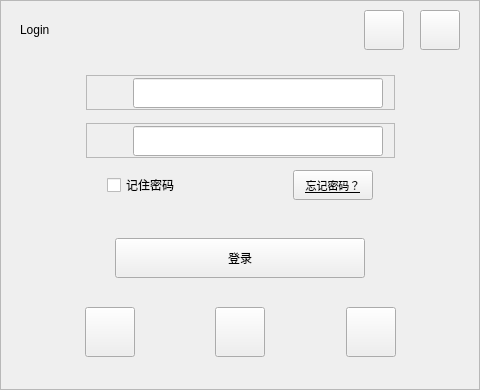
Old version of the form ui/login.ui in the repository TonyBeen/login_framework_with_qss.
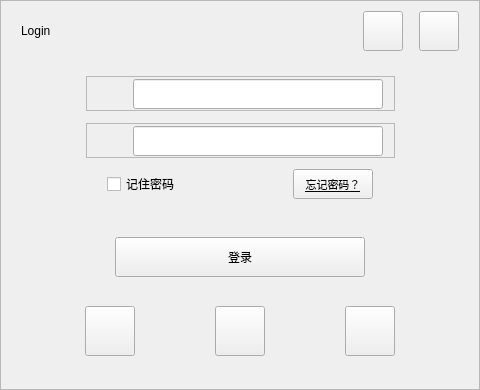
New version of the form.

Diff of the .ui file:
```diff
--- a/ui/login.ui
+++ b/ui/login.ui
@@ -11,7 +11,7 @@
    </rect>
   </property>
   <property name="sizePolicy">
-   <sizepolicy hsizetype="Fixed" vsizetype="Fixed">
+   <sizepolicy hsizetype="Preferred" vsizetype="Preferred">
     <horstretch>1</horstretch>
     <verstretch>0</verstretch>
    </sizepolicy>
@@ -56,6 +56,18 @@
       <enum>QFrame::Raised</enum>
      </property>
      <layout class="QVBoxLayout" name="verticalLayout">
+      <property name="leftMargin">
+       <number>10</number>
+      </property>
+      <property name="topMargin">
+       <number>10</number>
+      </property>
+      <property name="rightMargin">
+       <number>10</number>
+      </property>
+      <property name="bottomMargin">
+       <number>10</number>
+      </property>
       <item>
        <layout class="QHBoxLayout" name="horizontalLayout_9">
         <item>
```
Left out of the diff: 3 changed lines with no effect on the pictures.
